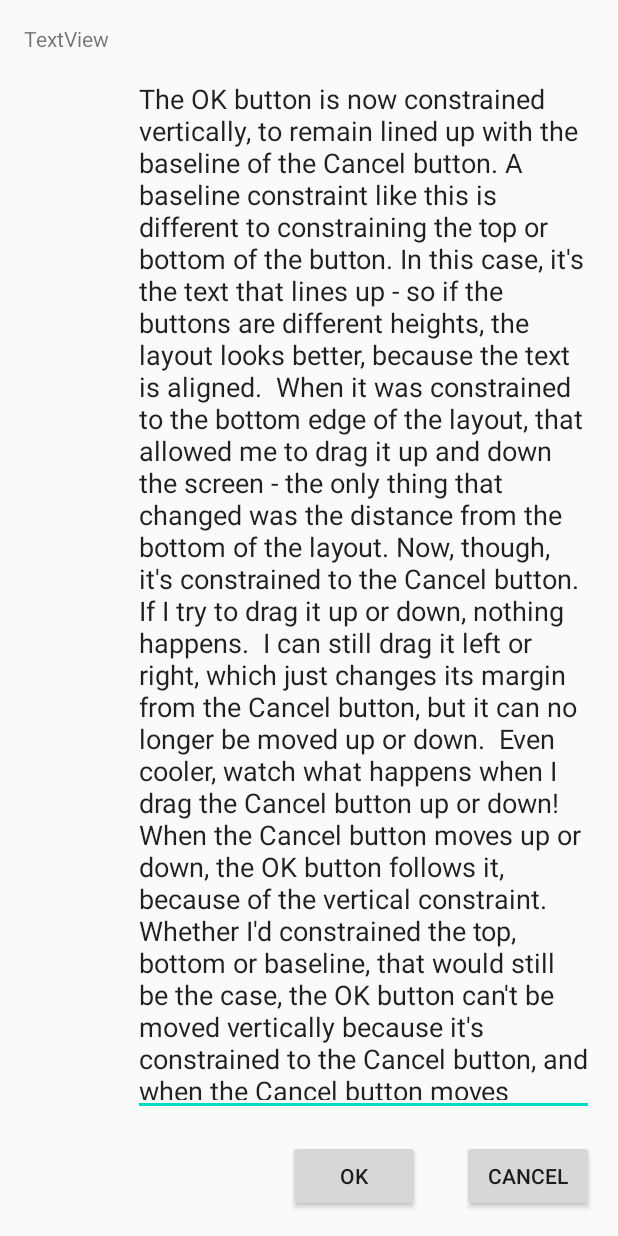
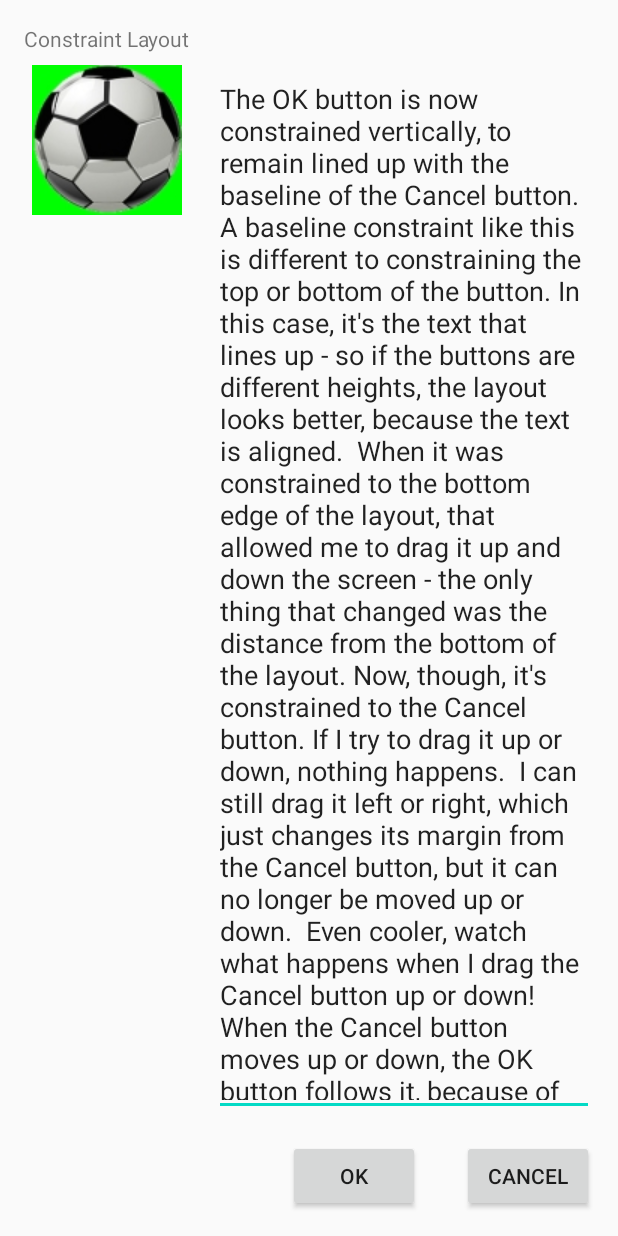
Before and after one commit to dodiforth/Intro_to_Kotlin, an Android app: the layout note_layout.xml on its own in the app's theme, with its tools: preview values and no code run, on a phone screen of 412 x 824 dp. Run offline under Robolectric (Android 15) with nearby library versions, the phone set to English and light mode, and no system bars.

Commit message:
Add Scrolling Capabilities

```diff
--- a/app/src/main/res/layout/note_layout.xml
+++ b/app/src/main/res/layout/note_layout.xml
@@ -12,7 +12,7 @@
         android:layout_height="wrap_content"
         android:layout_marginStart="16dp"
         android:layout_marginTop="16dp"
-        android:text="TextView"
+        android:text="Constraint Layout"
         app:layout_constraintStart_toStartOf="parent"
         app:layout_constraintTop_toTopOf="parent" />
 
@@ -27,6 +27,7 @@
         android:ems="10"
         android:gravity="start|top"
         android:inputType="textMultiLine"
+        android:scrollIndicators="end|right"
         android:text="The OK button is now constrained vertically, to remain lined up with the baseline of the Cancel button. A baseline constraint like this is different to constraining the top or bottom of the button. In this case, it's the text that lines up - so if the buttons are different heights, the layout looks better, because the text is aligned.  When it was constrained to the bottom edge of the layout, that allowed me to drag it up and down the screen - the only thing that changed was the distance from the bottom of the layout. Now, though, it's constrained to the Cancel button. If I try to drag it up or down, nothing happens.  I can still drag it left or right, which just changes its margin from the Cancel button, but it can no longer be moved up or down.  Even cooler, watch what happens when I drag the Cancel button up or down! When the Cancel button moves up or down, the OK button follows it, because of the vertical constraint.  Whether I'd constrained the top, bottom or baseline, that would still be the case, the OK button can't be moved vertically because it's constrained to the Cancel button, and when the Cancel button moves vertically the OK button follows.  Notice that when the OK button's selected, the Inspector shows a downwards arrow to indicate that there is a constraint, but you can't change the margin value like you can with the constraint to the right. Baseline constraints don't have margins."
         app:layout_constraintBottom_toTopOf="@+id/button"
         app:layout_constraintEnd_toEndOf="parent"
@@ -51,4 +52,16 @@
         android:text="OK"
         app:layout_constraintBaseline_toBaselineOf="@+id/button"
         app:layout_constraintEnd_toStartOf="@+id/button" />
+
+    <ImageView
+        android:id="@+id/imageView2"
+        android:layout_width="0dp"
+        android:layout_height="wrap_content"
+        android:layout_marginStart="16dp"
+        android:layout_marginTop="8dp"
+        android:layout_marginEnd="16dp"
+        app:layout_constraintEnd_toStartOf="@+id/editTextTextMultiLine"
+        app:layout_constraintStart_toStartOf="parent"
+        app:layout_constraintTop_toBottomOf="@+id/textView"
+        app:srcCompat="@drawable/ball_100x100" />
 </androidx.constraintlayout.widget.ConstraintLayout>
```
